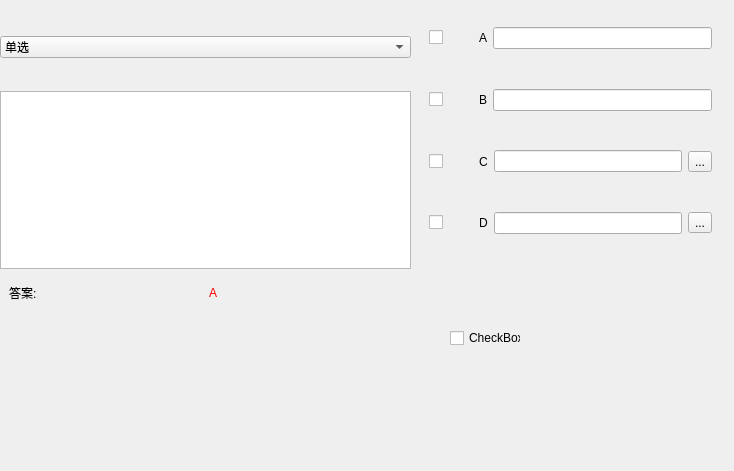
This is ExamEase/addquestion.ui in jjbrow/qt as Qt 5 draws it before an edit. The edited form follows.
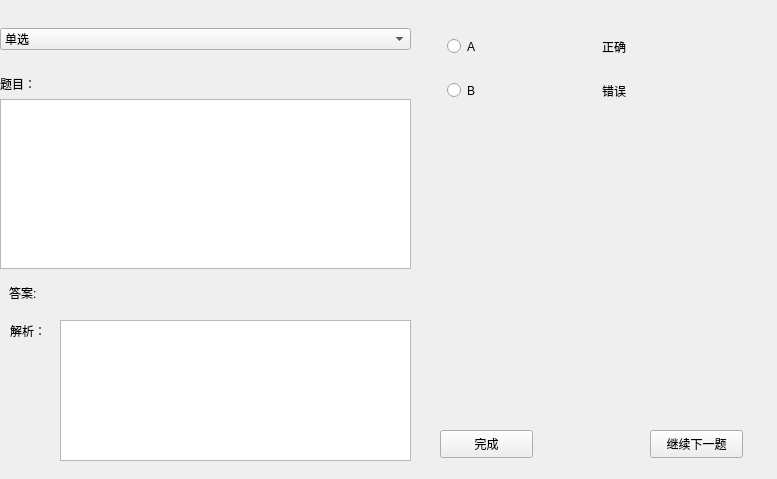
This is the edited form. The open tabs and pages were chosen to show the change.

Patch:
```diff
--- a/ExamEase/addquestion.ui
+++ b/ExamEase/addquestion.ui
@@ -6,10 +6,22 @@
    <rect>
     <x>0</x>
     <y>0</y>
-    <width>734</width>
-    <height>471</height>
+    <width>777</width>
+    <height>479</height>
    </rect>
   </property>
+  <property name="minimumSize">
+   <size>
+    <width>766</width>
+    <height>479</height>
+   </size>
+  </property>
+  <property name="maximumSize">
+   <size>
+    <width>7666</width>
+    <height>4796</height>
+   </size>
+  </property>
   <property name="windowTitle">
    <string>添加试题</string>
   </property>
@@ -68,6 +80,16 @@
       </property>
      </spacer>
     </item>
+    <item>
+     <widget class="QLabel" name="label_9">
+      <property name="styleSheet">
+       <string notr="true">font: 12pt &quot;微软雅黑&quot;;</string>
+      </property>
+      <property name="text">
+       <string>题目：</string>
+      </property>
+     </widget>
+    </item>
     <item>
      <widget class="QTextEdit" name="textEdit"/>
     </item>
@@ -91,7 +113,7 @@
 color: rgb(255, 0, 0);</string>
          </property>
          <property name="text">
-          <string>A</string>
+          <string/>
          </property>
         </widget>
        </item>
@@ -100,21 +122,223 @@
     </item>
    </layout>
   </widget>
-  <widget class="QWidget" name="widget_7" native="true">
+  <widget class="QLabel" name="label_7">
+   <property name="geometry">
+    <rect>
+     <x>10</x>
+     <y>310</y>
+     <width>61</width>
+     <height>41</height>
+    </rect>
+   </property>
+   <property name="styleSheet">
+    <string notr="true">font: 12pt &quot;微软雅黑&quot;;</string>
+   </property>
+   <property name="text">
+    <string>解析：</string>
+   </property>
+  </widget>
+  <widget class="QTextEdit" name="textEdit_2">
+   <property name="geometry">
+    <rect>
+     <x>60</x>
+     <y>320</y>
+     <width>351</width>
+     <height>141</height>
+    </rect>
+   </property>
+  </widget>
+  <widget class="QPushButton" name="pushButton_2">
+   <property name="geometry">
+    <rect>
+     <x>440</x>
+     <y>430</y>
+     <width>93</width>
+     <height>28</height>
+    </rect>
+   </property>
+   <property name="text">
+    <string>完成</string>
+   </property>
+  </widget>
+  <widget class="QPushButton" name="pushButton_3">
+   <property name="geometry">
+    <rect>
+     <x>650</x>
+     <y>430</y>
+     <width>93</width>
+     <height>28</height>
+    </rect>
+   </property>
+   <property name="text">
+    <string>继续下一题</string>
+   </property>
+  </widget>
+  <widget class="QStackedWidget" name="stackedWidget">
    <property name="geometry">
     <rect>
      <x>420</x>
      <y>10</y>
-     <width>301</width>
-     <height>241</height>
+     <width>354</width>
+     <height>296</height>
     </rect>
    </property>
-   <layout class="QVBoxLayout" name="verticalLayout_2">
+   <property name="currentIndex">
+    <number>1</number>
+   </property>
+   <widget class="QWidget" name="page">
+    <widget class="QWidget" name="widget_8" native="true">
+     <property name="geometry">
+      <rect>
+       <x>9</x>
+       <y>9</y>
+       <width>336</width>
+       <height>278</height>
+      </rect>
+     </property>
+     <layout class="QVBoxLayout" name="verticalLayout_3">
     <item>
-     <widget class="QWidget" name="widget" native="true">
-      <layout class="QHBoxLayout" name="horizontalLayout">
+       <widget class="QWidget" name="widget_9" native="true">
+        <layout class="QHBoxLayout" name="horizontalLayout_7">
        <item>
-        <widget class="QCheckBox" name="checkBox">
+          <widget class="QRadioButton" name="radioButton_1">
+           <property name="text">
+            <string/>
+           </property>
+          </widget>
+         </item>
+         <item>
+          <widget class="QLabel" name="label_10">
+           <property name="styleSheet">
+            <string notr="true">color: rgb(0, 0, 0);
+font: 14pt &quot;微软雅黑&quot;;</string>
+           </property>
+           <property name="text">
+            <string>A</string>
+           </property>
+          </widget>
+         </item>
+         <item>
+          <widget class="QLineEdit" name="lineEdit_6"/>
+         </item>
+        </layout>
+       </widget>
+      </item>
+      <item>
+       <widget class="QWidget" name="widget_10" native="true">
+        <layout class="QHBoxLayout" name="horizontalLayout_8">
+         <item>
+          <widget class="QRadioButton" name="radioButton_2">
+           <property name="text">
+            <string/>
+           </property>
+          </widget>
+         </item>
+         <item>
+          <widget class="QLabel" name="label_11">
+           <property name="styleSheet">
+            <string notr="true">color: rgb(0, 0, 0);
+font: 14pt &quot;微软雅黑&quot;;</string>
+           </property>
+           <property name="text">
+            <string>B</string>
+           </property>
+          </widget>
+         </item>
+         <item>
+          <widget class="QLineEdit" name="lineEdit_7"/>
+         </item>
+        </layout>
+       </widget>
+      </item>
+      <item>
+       <widget class="QWidget" name="widget_11" native="true">
+        <layout class="QHBoxLayout" name="horizontalLayout_9">
+         <item>
+          <widget class="QRadioButton" name="radioButton_3">
+           <property name="text">
+            <string/>
+           </property>
+          </widget>
+         </item>
+         <item>
+          <widget class="QLabel" name="label_12">
+           <property name="styleSheet">
+            <string notr="true">color: rgb(0, 0, 0);
+font: 14pt &quot;微软雅黑&quot;;</string>
+           </property>
+           <property name="text">
+            <string>C</string>
+           </property>
+          </widget>
+         </item>
+         <item>
+          <widget class="QLineEdit" name="lineEdit_8"/>
+         </item>
+         <item>
+          <widget class="QToolButton" name="toolButton_4">
+           <property name="text">
+            <string>...</string>
+           </property>
+          </widget>
+         </item>
+        </layout>
+       </widget>
+      </item>
+      <item>
+       <widget class="QWidget" name="widget_12" native="true">
+        <layout class="QHBoxLayout" name="horizontalLayout_10">
+         <item>
+          <widget class="QRadioButton" name="radioButton_4">
+           <property name="text">
+            <string/>
+           </property>
+          </widget>
+         </item>
+         <item>
+          <widget class="QLabel" name="label_13">
+           <property name="styleSheet">
+            <string notr="true">color: rgb(0, 0, 0);
+font: 14pt &quot;微软雅黑&quot;;</string>
+           </property>
+           <property name="text">
+            <string>D</string>
+           </property>
+          </widget>
+         </item>
+         <item>
+          <widget class="QLineEdit" name="lineEdit_9"/>
+         </item>
+         <item>
+          <widget class="QToolButton" name="toolButton_5">
+           <property name="text">
+            <string>...</string>
+           </property>
+          </widget>
+         </item>
+        </layout>
+       </widget>
+      </item>
+      <item>
+       <widget class="QPushButton" name="pushButton_4">
+        <property name="text">
+         <string>添加一个答案</string>
+        </property>
+       </widget>
+      </item>
+     </layout>
+    </widget>
+   </widget>
+   <widget class="QWidget" name="page_3">
+    <layout class="QGridLayout" name="gridLayout_2">
+     <item row="0" column="0">
+      <widget class="QWidget" name="widget_18" native="true">
+       <layout class="QVBoxLayout" name="verticalLayout_5">
+        <item>
+         <widget class="QWidget" name="widget_19" native="true">
+          <layout class="QHBoxLayout" name="horizontalLayout_15">
+           <item>
+            <widget class="QCheckBox" name="checkBox_1">
          <property name="maximumSize">
           <size>
            <width>16777215</width>
@@ -122,8 +346,7 @@
           </size>
          </property>
          <property name="styleSheet">
-          <string notr="true">width:30px;
-height:30px;</string>
+              <string notr="true"/>
          </property>
          <property name="text">
           <string/>
@@ -137,7 +360,7 @@
         </widget>
        </item>
        <item>
-        <widget class="QLabel" name="label_3">
+            <widget class="QLabel" name="label_18">
          <property name="styleSheet">
           <string notr="true">color: rgb(0, 0, 0);
 font: 14pt &quot;微软雅黑&quot;;</string>
@@ -148,14 +371,14 @@
         </widget>
        </item>
        <item>
-        <widget class="QLineEdit" name="lineEdit"/>
+            <widget class="QLineEdit" name="lineEdit_14"/>
        </item>
       </layout>
      </widget>
     </item>
     <item>
-     <widget class="QWidget" name="widget_4" native="true">
-      <layout class="QHBoxLayout" name="horizontalLayout_3">
+         <widget class="QWidget" name="widget_20" native="true">
+          <layout class="QHBoxLayout" name="horizontalLayout_16">
        <item>
         <widget class="QCheckBox" name="checkBox_2">
          <property name="maximumSize">
@@ -165,8 +388,7 @@
           </size>
          </property>
          <property name="styleSheet">
-          <string notr="true">width:30px;
-height:30px;</string>
+              <string notr="true"/>
          </property>
          <property name="text">
           <string/>
@@ -197,8 +419,8 @@
      </widget>
     </item>
     <item>
-     <widget class="QWidget" name="widget_5" native="true">
-      <layout class="QHBoxLayout" name="horizontalLayout_4">
+         <widget class="QWidget" name="widget_21" native="true">
+          <layout class="QHBoxLayout" name="horizontalLayout_17">
        <item>
         <widget class="QCheckBox" name="checkBox_3">
          <property name="maximumSize">
@@ -208,8 +430,7 @@
           </size>
          </property>
          <property name="styleSheet">
-          <string notr="true">width:30px;
-height:30px;</string>
+              <string notr="true"/>
          </property>
          <property name="text">
           <string/>
@@ -247,8 +468,8 @@
      </widget>
     </item>
     <item>
-     <widget class="QWidget" name="widget_6" native="true">
-      <layout class="QHBoxLayout" name="horizontalLayout_5">
+         <widget class="QWidget" name="widget_22" native="true">
+          <layout class="QHBoxLayout" name="horizontalLayout_18">
        <item>
         <widget class="QCheckBox" name="checkBox_4">
          <property name="maximumSize">
@@ -258,8 +479,7 @@
           </size>
          </property>
          <property name="styleSheet">
-          <string notr="true">width:30px;
-height:30px;</string>
+              <string notr="true"/>
          </property>
          <property name="text">
           <string/>
@@ -296,20 +516,161 @@
       </layout>
      </widget>
     </item>
-   </layout>
-  </widget>
-  <widget class="QCheckBox" name="checkBox_5">
-   <property name="geometry">
-    <rect>
-     <x>450</x>
-     <y>330</y>
-     <width>71</width>
-     <height>16</height>
-    </rect>
-   </property>
+        <item>
+         <widget class="QPushButton" name="pushButton_6">
+          <property name="text">
+           <string>添加一个答案</string>
+          </property>
+         </widget>
+        </item>
+       </layout>
+      </widget>
+     </item>
+    </layout>
+   </widget>
+   <widget class="QWidget" name="page_2">
+    <layout class="QGridLayout" name="gridLayout">
+     <item row="0" column="0">
+      <widget class="QWidget" name="widget_13" native="true">
+       <layout class="QVBoxLayout" name="verticalLayout_4">
+        <item>
+         <widget class="QWidget" name="widget_14" native="true">
+          <layout class="QHBoxLayout" name="horizontalLayout_11">
+           <item>
+            <widget class="QRadioButton" name="radioButton_5">
+             <property name="text">
+              <string/>
+             </property>
+            </widget>
+           </item>
+           <item>
+            <widget class="QLabel" name="label_14">
+             <property name="styleSheet">
+              <string notr="true">color: rgb(0, 0, 0);
+font: 14pt &quot;微软雅黑&quot;;</string>
+             </property>
    <property name="text">
-    <string>CheckBox</string>
-   </property>
+              <string>A</string>
+             </property>
+            </widget>
+           </item>
+           <item>
+            <spacer name="horizontalSpacer">
+             <property name="orientation">
+              <enum>Qt::Horizontal</enum>
+             </property>
+             <property name="sizeHint" stdset="0">
+              <size>
+               <width>40</width>
+               <height>20</height>
+              </size>
+             </property>
+            </spacer>
+           </item>
+           <item>
+            <widget class="QLabel" name="label_16">
+             <property name="styleSheet">
+              <string notr="true">font: 14pt &quot;微软雅黑&quot;;</string>
+             </property>
+             <property name="text">
+              <string>正确</string>
+             </property>
+            </widget>
+           </item>
+           <item>
+            <spacer name="horizontalSpacer_2">
+             <property name="orientation">
+              <enum>Qt::Horizontal</enum>
+             </property>
+             <property name="sizeHint" stdset="0">
+              <size>
+               <width>40</width>
+               <height>20</height>
+              </size>
+             </property>
+            </spacer>
+           </item>
+          </layout>
+         </widget>
+        </item>
+        <item>
+         <widget class="QWidget" name="widget_15" native="true">
+          <layout class="QHBoxLayout" name="horizontalLayout_12">
+           <item>
+            <widget class="QRadioButton" name="radioButton_6">
+             <property name="text">
+              <string/>
+             </property>
+            </widget>
+           </item>
+           <item>
+            <widget class="QLabel" name="label_15">
+             <property name="styleSheet">
+              <string notr="true">color: rgb(0, 0, 0);
+font: 14pt &quot;微软雅黑&quot;;</string>
+             </property>
+             <property name="text">
+              <string>B</string>
+             </property>
+            </widget>
+           </item>
+           <item>
+            <spacer name="horizontalSpacer_3">
+             <property name="orientation">
+              <enum>Qt::Horizontal</enum>
+             </property>
+             <property name="sizeHint" stdset="0">
+              <size>
+               <width>40</width>
+               <height>20</height>
+              </size>
+             </property>
+            </spacer>
+           </item>
+           <item>
+            <widget class="QLabel" name="label_17">
+             <property name="styleSheet">
+              <string notr="true">font: 14pt &quot;微软雅黑&quot;;</string>
+             </property>
+             <property name="text">
+              <string>错误</string>
+             </property>
+            </widget>
+           </item>
+           <item>
+            <spacer name="horizontalSpacer_4">
+             <property name="orientation">
+              <enum>Qt::Horizontal</enum>
+             </property>
+             <property name="sizeHint" stdset="0">
+              <size>
+               <width>40</width>
+               <height>20</height>
+              </size>
+             </property>
+            </spacer>
+           </item>
+          </layout>
+         </widget>
+        </item>
+        <item>
+         <spacer name="verticalSpacer_3">
+          <property name="orientation">
+           <enum>Qt::Vertical</enum>
+          </property>
+          <property name="sizeHint" stdset="0">
+           <size>
+            <width>20</width>
+            <height>40</height>
+           </size>
+          </property>
+         </spacer>
+        </item>
+       </layout>
+      </widget>
+     </item>
+    </layout>
+   </widget>
   </widget>
  </widget>
  <resources/>
```
Left out of the diff: 30 changed lines with no effect on the pictures. Lines whose indentation alone changed are shown as unchanged.
